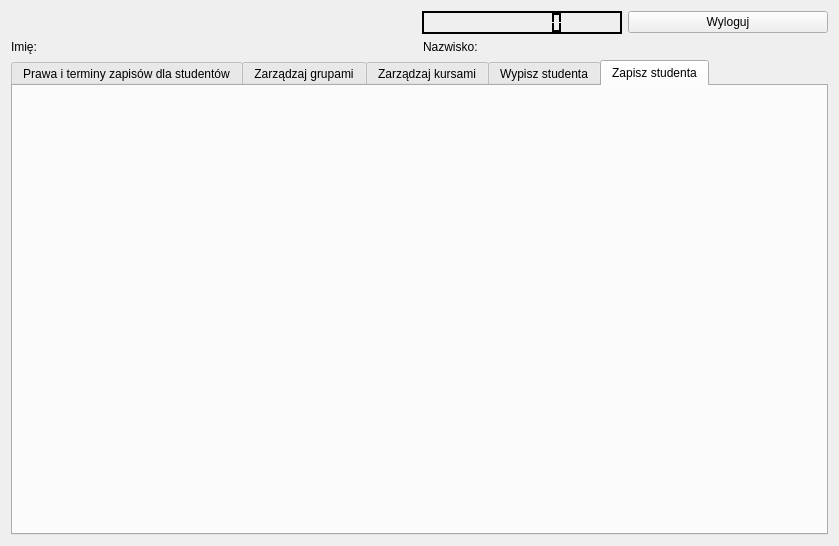
Old version of the form qtdatabase/prowadzacyokno.ui in the repository pmazurek300/QtDatabase.
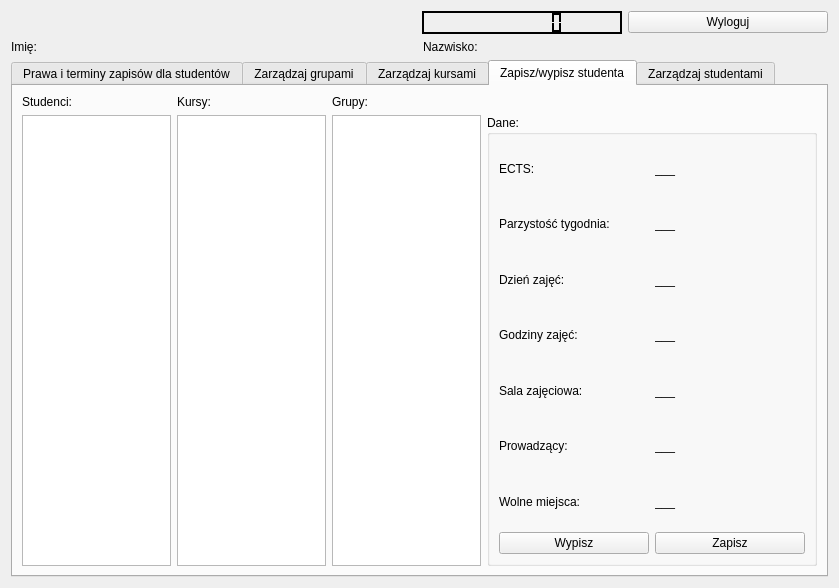
New version of the form. The open tabs and pages were chosen to show the change.

Diff of the .ui file:
```diff
--- a/qtdatabase/prowadzacyokno.ui
+++ b/qtdatabase/prowadzacyokno.ui
@@ -7,7 +7,7 @@
     <x>0</x>
     <y>0</y>
     <width>839</width>
-    <height>539</height>
+    <height>588</height>
    </rect>
   </property>
   <property name="windowTitle">
@@ -1021,23 +1021,15 @@
         <attribute name="title">
          <string>Zarządzaj kursami</string>
         </attribute>
-        <layout class="QGridLayout" name="gridLayout_9">
+        <layout class="QGridLayout" name="gridLayout_11">
+         <item row="1" column="0">
+          <widget class="QListWidget" name="listaKURS"/>
+         </item>
          <item row="0" column="0">
-          <widget class="QGroupBox" name="groupBox_6">
-           <property name="maximumSize">
-            <size>
-             <width>350</width>
-             <height>16777215</height>
-            </size>
+          <widget class="QLabel" name="label_24">
+           <property name="text">
+            <string>Kursy:</string>
            </property>
-           <property name="title">
-            <string>Kursy</string>
-           </property>
-           <layout class="QGridLayout" name="gridLayout_10">
-            <item row="0" column="0">
-             <widget class="QListWidget" name="listaKURS"/>
-            </item>
-           </layout>
           </widget>
          </item>
          <item row="0" column="1">
@@ -1088,35 +1080,6 @@
             <item row="3" column="1">
              <widget class="QComboBox" name="semestrKURS"/>
             </item>
-            <item row="4" column="0">
-             <widget class="QLabel" name="label_19">
-              <property name="minimumSize">
-               <size>
-                <width>250</width>
-                <height>60</height>
-               </size>
-              </property>
-              <property name="maximumSize">
-               <size>
-                <width>16777215</width>
-                <height>60</height>
-               </size>
-              </property>
-              <property name="text">
-               <string>Forma</string>
-              </property>
-              <property name="alignment">
-               <set>Qt::AlignCenter</set>
-              </property>
-             </widget>
-            </item>
-            <item row="0" column="0" colspan="2">
-             <widget class="QPushButton" name="createKURS">
-              <property name="text">
-               <string>Stwórz kurs</string>
-              </property>
-             </widget>
-            </item>
             <item row="7" column="1">
              <widget class="QPushButton" name="pushButton_7">
               <property name="text">
@@ -1125,7 +1088,7 @@
              </widget>
             </item>
             <item row="2" column="0">
-             <widget class="QLabel" name="label_18">
+             <widget class="QLabel" name="label_29">
               <property name="minimumSize">
                <size>
                 <width>250</width>
@@ -1139,7 +1102,7 @@
                </size>
               </property>
               <property name="text">
-               <string>Nazwa </string>
+               <string>Nazwa:</string>
               </property>
               <property name="alignment">
                <set>Qt::AlignCenter</set>
@@ -1147,23 +1110,7 @@
              </widget>
             </item>
             <item row="5" column="0">
-             <widget class="QLabel" name="label_20">
-              <property name="minimumSize">
-               <size>
-                <width>250</width>
-                <height>60</height>
-               </size>
-              </property>
-              <property name="text">
-               <string>ECTS</string>
-              </property>
-              <property name="alignment">
-               <set>Qt::AlignCenter</set>
-              </property>
-             </widget>
-            </item>
-            <item row="1" column="0">
-             <widget class="QLabel" name="label_16">
+             <widget class="QLabel" name="label_32">
               <property name="minimumSize">
                <size>
                 <width>250</width>
@@ -1177,7 +1124,7 @@
                </size>
               </property>
               <property name="text">
-               <string>ID</string>
+               <string>ECTS:</string>
               </property>
               <property name="alignment">
                <set>Qt::AlignCenter</set>
@@ -1185,7 +1132,7 @@
              </widget>
             </item>
             <item row="3" column="0">
-             <widget class="QLabel" name="label_17">
+             <widget class="QLabel" name="label_30">
               <property name="minimumSize">
                <size>
                 <width>250</width>
@@ -1199,7 +1146,29 @@
                </size>
               </property>
               <property name="text">
-               <string>Semestr</string>
+               <string>Semestr:</string>
+              </property>
+              <property name="alignment">
+               <set>Qt::AlignCenter</set>
+              </property>
+             </widget>
+            </item>
+            <item row="1" column="0">
+             <widget class="QLabel" name="label_26">
+              <property name="minimumSize">
+               <size>
+                <width>250</width>
+                <height>60</height>
+               </size>
+              </property>
+              <property name="maximumSize">
+               <size>
+                <width>16777215</width>
+                <height>60</height>
+               </size>
+              </property>
+              <property name="text">
+               <string>ID:</string>
               </property>
               <property name="alignment">
                <set>Qt::AlignCenter</set>
@@ -1237,15 +1206,460 @@
          </item>
         </layout>
        </widget>
-       <widget class="QWidget" name="studentout">
-        <attribute name="title">
-         <string>Wypisz studenta</string>
-        </attribute>
-       </widget>
        <widget class="QWidget" name="studentin">
         <attribute name="title">
-         <string>Zapisz studenta</string>
+         <string>Zapisz/wypisz studenta</string>
         </attribute>
+        <layout class="QGridLayout" name="gridLayout_9">
+         <item row="0" column="0">
+          <widget class="QLabel" name="label_18">
+           <property name="text">
+            <string>Studenci:</string>
+           </property>
+          </widget>
+         </item>
+         <item row="0" column="2">
+          <widget class="QLabel" name="label_16">
+           <property name="text">
+            <string>Grupy:</string>
+           </property>
+          </widget>
+         </item>
+         <item row="1" column="2">
+          <widget class="QListWidget" name="grupy_zapisz">
+           <property name="maximumSize">
+            <size>
+             <width>300</width>
+             <height>16777215</height>
+            </size>
+           </property>
+          </widget>
+         </item>
+         <item row="1" column="1">
+          <widget class="QListWidget" name="kursy_zapisz">
+           <property name="maximumSize">
+            <size>
+             <width>300</width>
+             <height>16777215</height>
+            </size>
+           </property>
+          </widget>
+         </item>
+         <item row="1" column="0">
+          <widget class="QListWidget" name="studenci_zapisz">
+           <property name="maximumSize">
+            <size>
+             <width>300</width>
+             <height>16777215</height>
+            </size>
+           </property>
+          </widget>
+         </item>
+         <item row="1" column="4">
+          <widget class="QGroupBox" name="groupBox_6">
+           <property name="title">
+            <string>Dane:</string>
+           </property>
+           <layout class="QGridLayout" name="gridLayout_10">
+            <item row="5" column="0">
+             <widget class="QLabel" name="label_23">
+              <property name="maximumSize">
+               <size>
+                <width>160</width>
+                <height>16777215</height>
+               </size>
+              </property>
+              <property name="text">
+               <string>Sala zajęciowa:</string>
+              </property>
+             </widget>
+            </item>
+            <item row="7" column="0">
+             <widget class="QLabel" name="label_20">
+              <property name="maximumSize">
+               <size>
+                <width>160</width>
+                <height>16777215</height>
+               </size>
+              </property>
+              <property name="text">
+               <string>Wolne miejsca:</string>
+              </property>
+             </widget>
+            </item>
+            <item row="1" column="0">
+             <widget class="QLabel" name="label_21">
+              <property name="maximumSize">
+               <size>
+                <width>160</width>
+                <height>16777215</height>
+               </size>
+              </property>
+              <property name="text">
+               <string>Parzystość tygodnia:</string>
+              </property>
+             </widget>
+            </item>
+            <item row="2" column="1">
+             <widget class="QLabel" name="dzien_zajec_zapisz">
+              <property name="text">
+               <string>___</string>
+              </property>
+             </widget>
+            </item>
+            <item row="0" column="0">
+             <widget class="QLabel" name="label_19">
+              <property name="maximumSize">
+               <size>
+                <width>160</width>
+                <height>16777215</height>
+               </size>
+              </property>
+              <property name="text">
+               <string>ECTS:</string>
+              </property>
+             </widget>
+            </item>
+            <item row="1" column="1">
+             <widget class="QLabel" name="parzystosc_zapisz">
+              <property name="text">
+               <string>___</string>
+              </property>
+             </widget>
+            </item>
+            <item row="6" column="0">
+             <widget class="QLabel" name="label_27">
+              <property name="maximumSize">
+               <size>
+                <width>160</width>
+                <height>16777215</height>
+               </size>
+              </property>
+              <property name="text">
+               <string>Prowadzący:</string>
+              </property>
+             </widget>
+            </item>
+            <item row="5" column="1">
+             <widget class="QLabel" name="sala_zajeciowa_zapisz">
+              <property name="text">
+               <string>___</string>
+              </property>
+             </widget>
+            </item>
+            <item row="2" column="0">
+             <widget class="QLabel" name="label_22">
+              <property name="maximumSize">
+               <size>
+                <width>160</width>
+                <height>16777215</height>
+               </size>
+              </property>
+              <property name="text">
+               <string>Dzień zajęć:</string>
+              </property>
+             </widget>
+            </item>
+            <item row="6" column="1">
+             <widget class="QLabel" name="prowadzacy_zapisz">
+              <property name="text">
+               <string>___</string>
+              </property>
+             </widget>
+            </item>
+            <item row="7" column="1">
+             <widget class="QLabel" name="wolne_miejsca_zapisz">
+              <property name="text">
+               <string>___</string>
+              </property>
+             </widget>
+            </item>
+            <item row="4" column="1">
+             <widget class="QLabel" name="godziny_zajec_zapisz">
+              <property name="text">
+               <string>___</string>
+              </property>
+             </widget>
+            </item>
+            <item row="0" column="1">
+             <widget class="QLabel" name="ects_zapisz">
+              <property name="text">
+               <string>___</string>
+              </property>
+             </widget>
+            </item>
+            <item row="4" column="0">
+             <widget class="QLabel" name="label_25">
+              <property name="maximumSize">
+               <size>
+                <width>160</width>
+                <height>16777215</height>
+               </size>
+              </property>
+              <property name="text">
+               <string>Godziny zajęć:</string>
+              </property>
+             </widget>
+            </item>
+            <item row="8" column="1">
+             <widget class="QPushButton" name="zapisz_zapisz">
+              <property name="minimumSize">
+               <size>
+                <width>150</width>
+                <height>0</height>
+               </size>
+              </property>
+              <property name="maximumSize">
+               <size>
+                <width>150</width>
+                <height>16777215</height>
+               </size>
+              </property>
+              <property name="text">
+               <string>Zapisz</string>
+              </property>
+             </widget>
+            </item>
+            <item row="8" column="0">
+             <widget class="QPushButton" name="wypisz_zapisz">
+              <property name="enabled">
+               <bool>true</bool>
+              </property>
+              <property name="minimumSize">
+               <size>
+                <width>150</width>
+                <height>0</height>
+               </size>
+              </property>
+              <property name="maximumSize">
+               <size>
+                <width>150</width>
+                <height>16777215</height>
+               </size>
+              </property>
+              <property name="text">
+               <string>Wypisz</string>
+              </property>
+             </widget>
+            </item>
+           </layout>
+          </widget>
+         </item>
+         <item row="0" column="1">
+          <widget class="QLabel" name="label_17">
+           <property name="text">
+            <string>Kursy:</string>
+           </property>
+          </widget>
+         </item>
+        </layout>
+       </widget>
+       <widget class="QWidget" name="studenkmodyfik">
+        <attribute name="title">
+         <string>Zarządzaj studentami</string>
+        </attribute>
+        <layout class="QGridLayout" name="gridLayout_13">
+         <item row="0" column="0">
+          <widget class="QGroupBox" name="groupBox_8">
+           <property name="maximumSize">
+            <size>
+             <width>250</width>
+             <height>16777215</height>
+            </size>
+           </property>
+           <property name="title">
+            <string>Studenci</string>
+           </property>
+           <layout class="QGridLayout" name="gridLayout_14">
+            <item row="0" column="0">
+             <widget class="QListWidget" name="listastudentMODY">
+              <property name="minimumSize">
+               <size>
+                <width>50</width>
+                <height>0</height>
+               </size>
+              </property>
+              <property name="maximumSize">
+               <size>
+                <width>250</width>
+                <height>16777215</height>
+               </size>
+              </property>
+             </widget>
+            </item>
+           </layout>
+          </widget>
+         </item>
+         <item row="0" column="1">
+          <widget class="QGroupBox" name="groupBox_9">
+           <property name="title">
+            <string>Dane</string>
+           </property>
+           <layout class="QGridLayout" name="gridLayout_15">
+            <item row="3" column="0">
+             <widget class="QLabel" name="label_36">
+              <property name="text">
+               <string>Login</string>
+              </property>
+             </widget>
+            </item>
+            <item row="1" column="1">
+             <widget class="QTextEdit" name="imieMODY">
+              <property name="maximumSize">
+               <size>
+                <width>16777215</width>
+                <height>30</height>
+               </size>
+              </property>
+             </widget>
+            </item>
+            <item row="1" column="0">
+             <widget class="QLabel" name="label_28">
+              <property name="text">
+               <string>Imie</string>
+              </property>
+             </widget>
+            </item>
+            <item row="2" column="1">
+             <widget class="QTextEdit" name="peselMODY">
+              <property name="maximumSize">
+               <size>
+                <width>16777215</width>
+                <height>30</height>
+               </size>
+              </property>
+             </widget>
+            </item>
+            <item row="1" column="3">
+             <widget class="QLabel" name="label_33">
+              <property name="text">
+               <string>Nazwisko</string>
+              </property>
+             </widget>
+            </item>
+            <item row="2" column="3">
+             <widget class="QLabel" name="label_35">
+              <property name="text">
+               <string>Płeć</string>
+              </property>
+             </widget>
+            </item>
+            <item row="4" column="1">
+             <widget class="QTextEdit" name="kierunekMODY">
+              <property name="maximumSize">
+               <size>
+                <width>16777215</width>
+                <height>30</height>
+               </size>
+              </property>
+             </widget>
+            </item>
+            <item row="3" column="3">
+             <widget class="QLabel" name="label_37">
+              <property name="text">
+               <string>Hasło</string>
+              </property>
+             </widget>
+            </item>
+            <item row="2" column="4">
+             <widget class="QTextEdit" name="plecMODY">
+              <property name="maximumSize">
+               <size>
+                <width>16777215</width>
+                <height>30</height>
+               </size>
+              </property>
+             </widget>
+            </item>
+            <item row="4" column="0">
+             <widget class="QLabel" name="label_38">
+              <property name="text">
+               <string>Kierunek</string>
+              </property>
+             </widget>
+            </item>
+            <item row="3" column="1">
+             <widget class="QTextEdit" name="loginMODY">
+              <property name="maximumSize">
+               <size>
+                <width>16777215</width>
+                <height>30</height>
+               </size>
+              </property>
+             </widget>
+            </item>
+            <item row="4" column="3">
+             <widget class="QLabel" name="label_39">
+              <property name="text">
+               <string>Semestr</string>
+              </property>
+             </widget>
+            </item>
+            <item row="2" column="0">
+             <widget class="QLabel" name="label_34">
+              <property name="text">
+               <string>PESEL</string>
+              </property>
+             </widget>
+            </item>
+            <item row="4" column="4">
+             <widget class="QTextEdit" name="semestrMODY">
+              <property name="maximumSize">
+               <size>
+                <width>16777215</width>
+                <height>30</height>
+               </size>
+              </property>
+             </widget>
+            </item>
+            <item row="1" column="4">
+             <widget class="QTextEdit" name="nazwiskoMODY">
+              <property name="maximumSize">
+               <size>
+                <width>16777215</width>
+                <height>30</height>
+               </size>
+              </property>
+             </widget>
+            </item>
+            <item row="5" column="1">
+             <widget class="QPushButton" name="pushButton_9">
+              <property name="text">
+               <string>Usuń</string>
+              </property>
+             </widget>
+            </item>
+            <item row="5" column="4">
+             <widget class="QPushButton" name="pushButton_10">
+              <property name="text">
+               <string>Modyfikuj</string>
+              </property>
+             </widget>
+            </item>
+            <item row="0" column="1" colspan="4">
+             <widget class="QPushButton" name="pushButton_8">
+              <property name="text">
+               <string>Dodaj</string>
+              </property>
+             </widget>
+            </item>
+            <item row="3" column="4">
+             <widget class="QLineEdit" name="hasloMODY">
+              <property name="maximumSize">
+               <size>
+                <width>16777215</width>
+                <height>25</height>
+               </size>
+              </property>
+              <property name="echoMode">
+               <enum>QLineEdit::Password</enum>
+              </property>
+             </widget>
+            </item>
+           </layout>
+          </widget>
+         </item>
+        </layout>
        </widget>
       </widget>
      </item>
```
Left out of the diff: 459 changed lines with no effect on the pictures.
